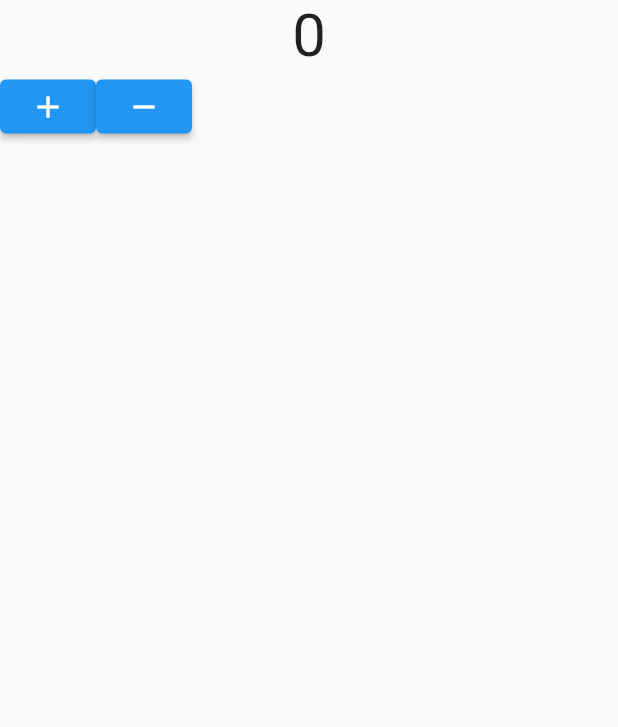
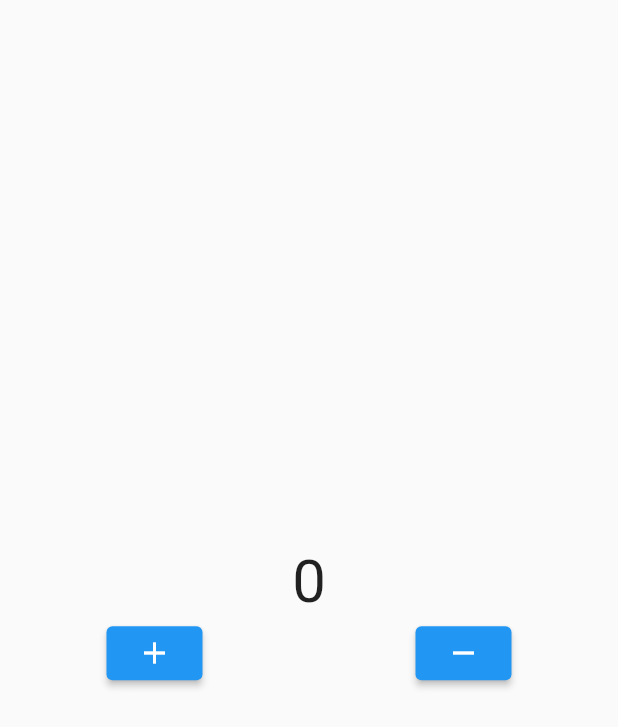
Before and after one commit to SangWook16074/flutter_getx_example, a Flutter app: the screen it shows after launch, on a phone screen of 412 x 824 dp. Shown: the top 727 px of the screen. Run offline on Flutter 3.47's test engine with Material 2 defaults, Android fonts, the phone set to English and light mode, and no system bars.

Commit message:
가장 기본적인 카운팅 앱

```diff
--- a/lib/src/app.dart
+++ b/lib/src/app.dart
@@ -1,23 +1,41 @@
 import 'package:flutter/material.dart';
 
-class App extends StatelessWidget {
+class App extends StatefulWidget {
   const App({super.key});
+
+  @override
+  State<App> createState() => _AppState();
+}
+
+class _AppState extends State<App> {
+  int count = 0;
+
+  void increase() => setState(() {
+        count++;
+      });
+
+  void decrease() => setState(() {
+        count--;
+      });
 
   @override
   Widget build(BuildContext context) {
     return Scaffold(
       body: Center(
         child: Column(
+          mainAxisAlignment: MainAxisAlignment.center,
           children: [
-            const Text(
-              '0',
-              style: TextStyle(fontSize: 40),
+            Text(
+              '$count',
+              style: const TextStyle(fontSize: 40),
             ),
             Row(
+              mainAxisAlignment: MainAxisAlignment.spaceAround,
               children: [
-                ElevatedButton(onPressed: () {}, child: const Icon(Icons.add)),
                 ElevatedButton(
-                    onPressed: () {}, child: const Icon(Icons.remove)),
+                    onPressed: increase, child: const Icon(Icons.add)),
+                ElevatedButton(
+                    onPressed: decrease, child: const Icon(Icons.remove)),
               ],
             )
           ],
```
